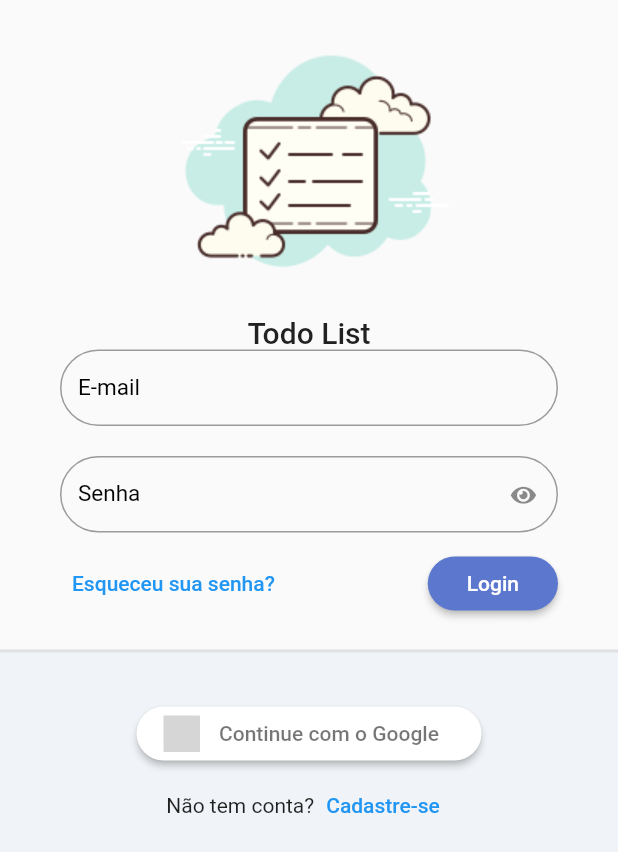
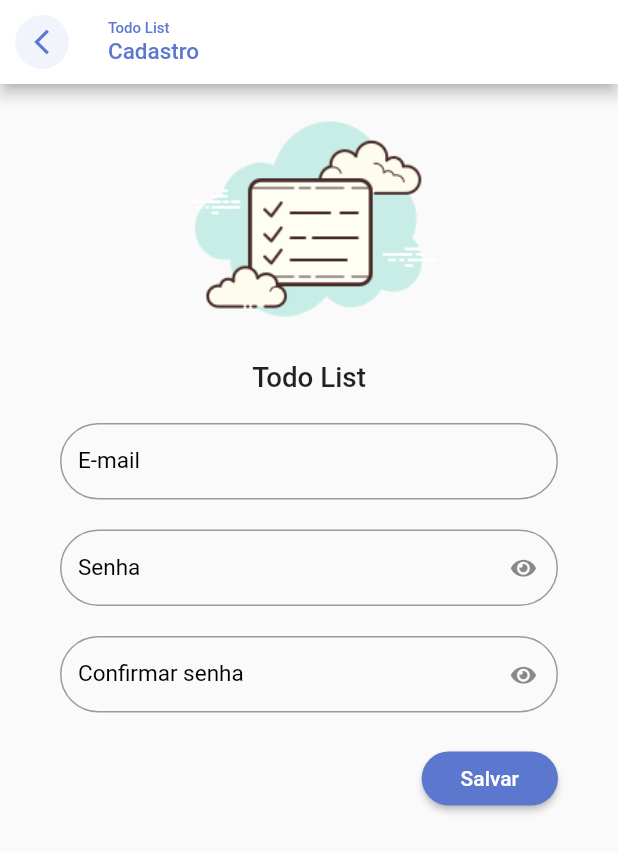
Before and after one commit to caioguge/Todo-List, a Flutter app: the screen it shows after launch, after a tap on "Cadastre-se", on a phone screen of 412 x 824 dp. Shown: the top 852 px of the screen. Run offline on Flutter 3.47's test engine with Material 2 defaults, Android fonts, the phone set to English and light mode, and no system bars; our stand-ins replace flutter_signin_button, google_fonts, sqflite, sqflite_common, synchronized; accounts and stored records are empty; Roboto replaces fonts that are missing (Mandali); grey boxes are pictures that could not be loaded.

Commit message:
Feat: Construção da tela de Cadastro concluída

```diff
--- a/lib/app/modules/auth/auth_module.dart
+++ b/lib/app/modules/auth/auth_module.dart
@@ -1,4 +1,6 @@
 import 'package:provider/provider.dart';
+import 'package:todo_list_provider/app/modules/auth/register/register_controller.dart';
+import 'package:todo_list_provider/app/modules/auth/register/register_page.dart';
 import 'package:todo_list_provider/app/modules/todo_list_module.dart';
 import 'login/login_controller.dart';
 import 'login/login_page.dart';
@@ -9,7 +11,11 @@ class AuthModule extends TodoListModule {
           ChangeNotifierProvider(
             create: (_) => LoginController(),
           ),
+          ChangeNotifierProvider(
+            create: (_) => RegisterController(),
+          ),
         ], routers: {
           '/login': (context) => const LoginPage(),
+          '/register': (context) => const RegisterPage(),
         });
 }
--- a/lib/app/modules/auth/login/login_page.dart
+++ b/lib/app/modules/auth/login/login_page.dart
@@ -101,7 +101,10 @@ class LoginPage extends StatelessWidget {
                               children: [
                                 const Text('Não tem conta?'),
                                 TextButton(
-                                  onPressed: () {},
+                                  onPressed: () {
+                                    Navigator.of(context)
+                                        .pushNamed('/register');
+                                  },
                                   child: const Text('Cadastre-se'),
                                 )
                               ],
--- /dev/null
+++ b/lib/app/modules/auth/register/register_controller.dart
@@ -0,0 +1,3 @@
+import 'package:flutter/material.dart';
+
+class RegisterController extends ChangeNotifier {}
--- /dev/null
+++ b/lib/app/modules/auth/register/register_page.dart
@@ -0,0 +1,86 @@
+import 'package:flutter/material.dart';
+import 'package:todo_list_provider/app/core/ui/theme_extensions.dart';
+import 'package:todo_list_provider/app/core/widget/todo_list_field.dart';
+import 'package:todo_list_provider/app/core/widget/todo_list_logo.dart';
+
+class RegisterPage extends StatelessWidget {
+  const RegisterPage({Key? key}) : super(key: key);
+
+  @override
+  Widget build(BuildContext context) {
+    return Scaffold(
+      appBar: AppBar(
+        automaticallyImplyLeading: false,
+        backgroundColor: Colors.white,
+        title: Column(
+          crossAxisAlignment: CrossAxisAlignment.start,
+          children: [
+            Text(
+              'Todo List',
+              style: TextStyle(fontSize: 10, color: context.primaryColor),
+            ),
+            Text(
+              'Cadastro',
+              style: TextStyle(fontSize: 15, color: context.primaryColor),
+            ),
+          ],
+        ),
+        leading: IconButton(
+          onPressed: () => Navigator.pop(context),
+          icon: ClipOval(
+            child: Container(
+              color: context.primaryColor.withAlpha(20),
+              padding: const EdgeInsets.all(8),
+              child: Icon(
+                Icons.arrow_back_ios_outlined,
+                size: 20,
+                color: context.primaryColor,
+              ),
+            ),
+          ),
+        ),
+      ),
+      body: ListView(
+        children: [
+          SizedBox(
+            height: MediaQuery.of(context).size.width * .5,
+            child: const FittedBox(
+              fit: BoxFit.fitHeight,
+              child: TodoListLogo(),
+            ),
+          ),
+          Padding(
+            padding: const EdgeInsets.symmetric(horizontal: 40, vertical: 20),
+            child: Form(
+              child: Column(
+                children: [
+                  TodoListField(label: 'E-mail'),
+                  const SizedBox(height: 20),
+                  TodoListField(label: 'Senha', obscureText: true),
+                  const SizedBox(height: 20),
+                  TodoListField(label: 'Confirmar senha', obscureText: true),
+                  const SizedBox(height: 20),
+                  Align(
+                    alignment: Alignment.centerRight,
+                    child: ElevatedButton(
+                      onPressed: () {},
+                      style: ElevatedButton.styleFrom(
+                        shape: RoundedRectangleBorder(
+                          borderRadius: BorderRadius.circular(20),
+                        ),
+                      ),
+                      child: const Padding(
+                        padding: EdgeInsets.all(10.0),
+                        child: Text('Salvar'),
+                      ),
+                    ),
+                  )
+                ],
+              ),
+            ),
+          ),
+        ],
+      ),
+    );
+  }
+}
```
